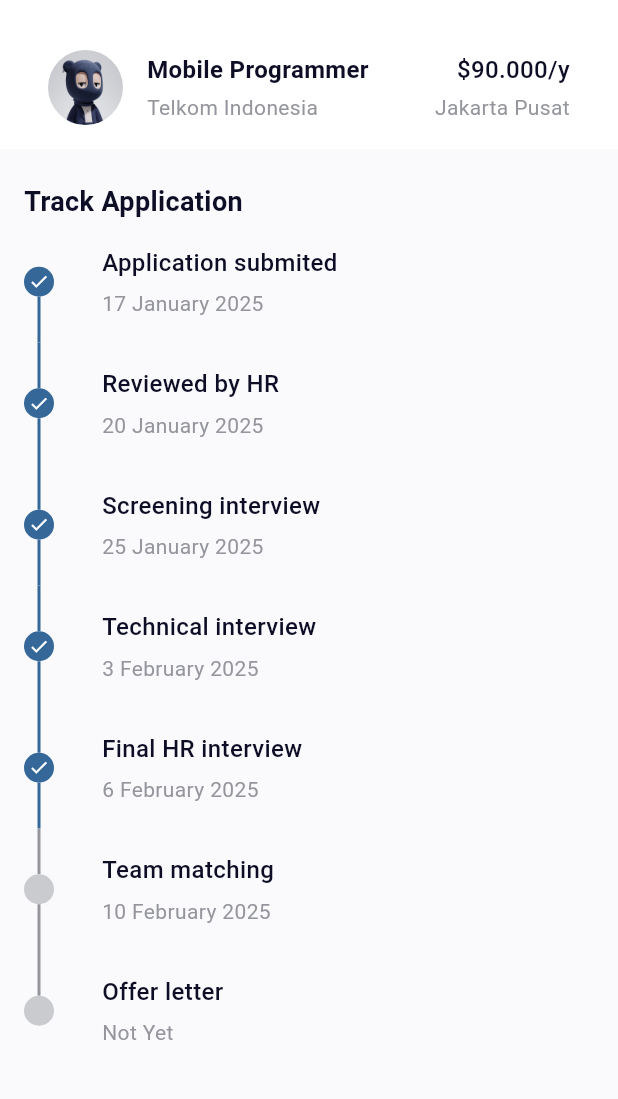
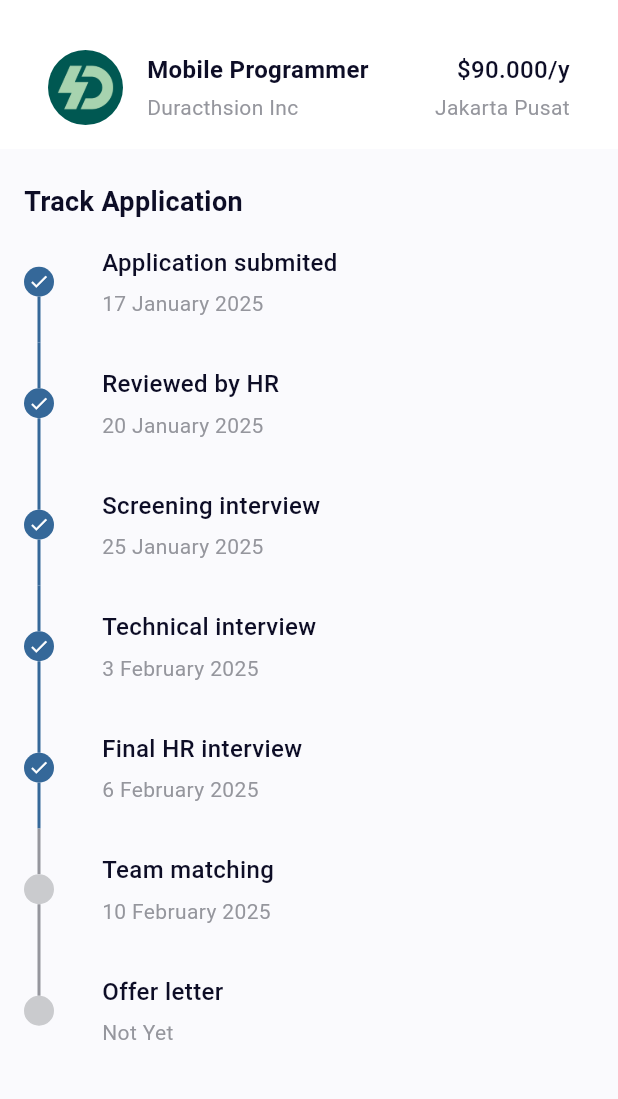
Before and after one commit to fauzihub13/employme, a Flutter app: the JobApplyTracking screen opened directly, on a phone screen of 412 x 824 dp, the part 58-1157 px from its top. Run offline on Flutter 3.47's test engine with Material 3 defaults, Android fonts, the phone set to English and light mode, and no system bars; drawn by our look-alikes of timeline_tile; our stand-ins replace bloc, dartz, firebase_core, flutter_bloc, flutter_secure_storage, flutter_svg and 1 more; accounts and stored records are empty.

Commit message:
fix: view detail application tracking

```diff
--- a/lib/presentation/job/pages/job_apply_tracking.dart
+++ b/lib/presentation/job/pages/job_apply_tracking.dart
@@ -23,10 +23,10 @@
             child: CardJob(
                 image: job != null
                     ? job!.company!.logoPath!
-                    : 'assets/images/avatar.jpg',
+                    : 'assets/images/company/company_5.jpeg',
                 jobTitle: job != null ? job!.title! : 'Mobile Programmer',
                 jobCompany:
-                    job != null ? job!.company!.location! : 'Telkom Indonesia',
+                    job != null ? job!.company!.location! : 'Duracthsion Inc',
                 jobSalary: job != null
                     ? '\$${job!.salary!.max!.substring(0, job!.salary!.max!.length - 3)}'
                     : '\$90.000/y',
```
Also changed, not shown: lib/presentation/job/pages/job_applied_history_page.dart (+7 -1 lines).
